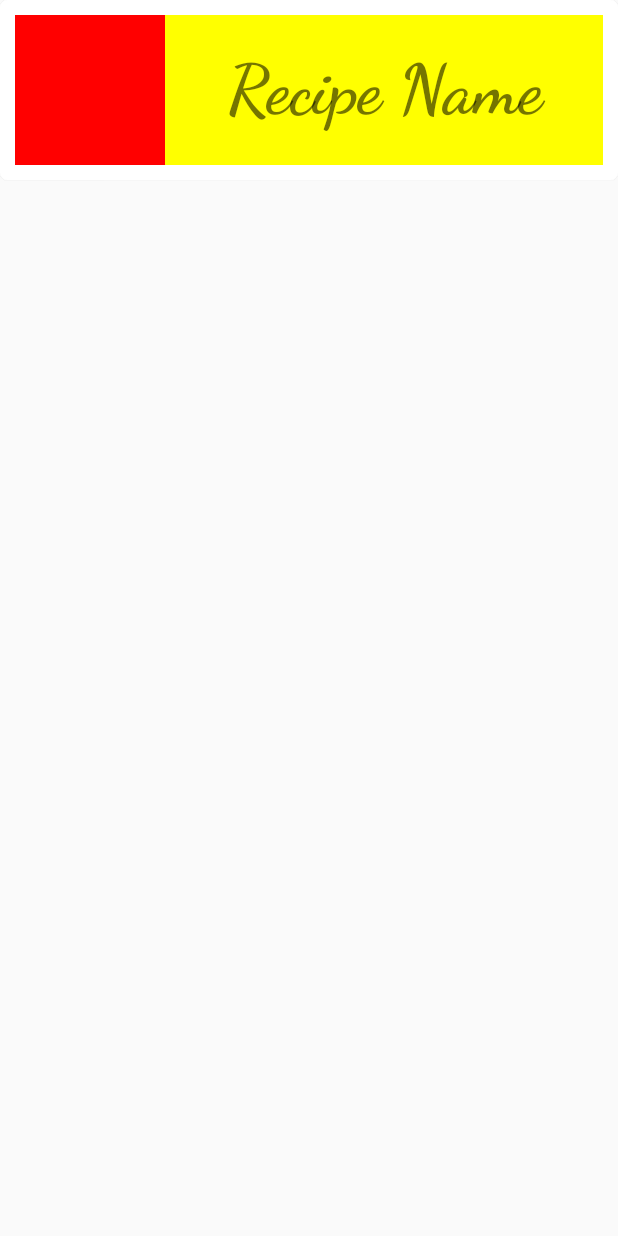
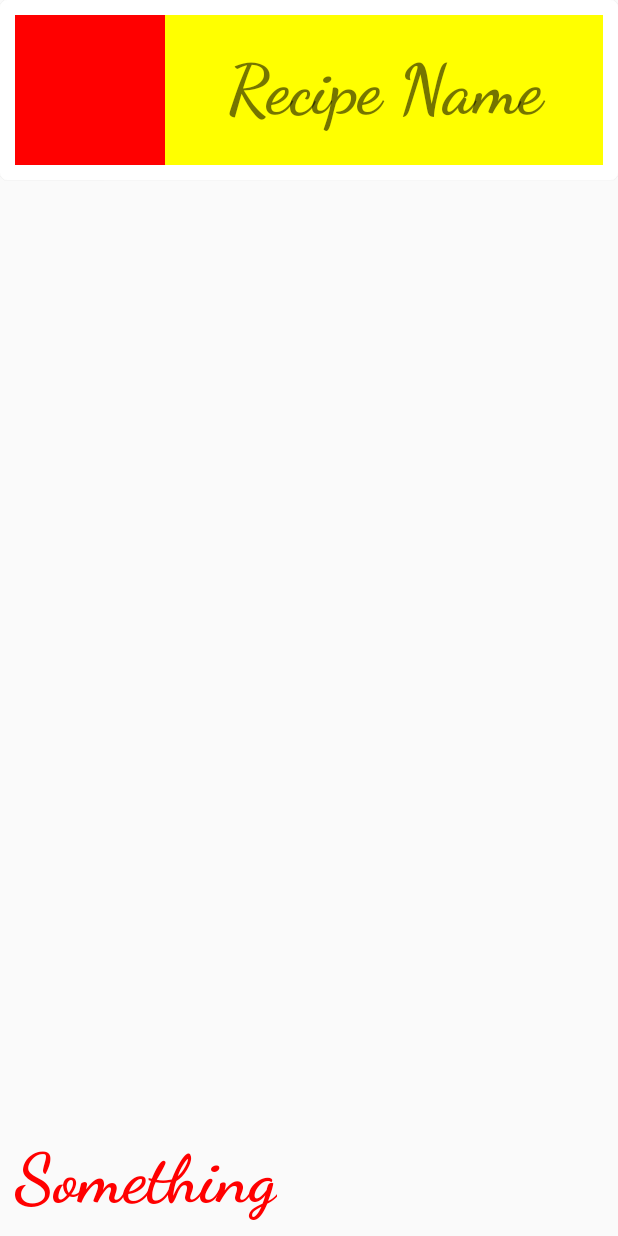
Before and after one commit to ericbbraga/baking_app, an Android app: the layout activity_description_recipe.xml on its own in the app's theme, with its tools: preview values and no code run, on a phone screen of 412 x 824 dp. Run offline under Robolectric (Android 15) with nearby library versions, the phone set to English and light mode, and no system bars.

Commit message:
Description Recipe done

```diff
--- a/BakingApp/app/src/main/java/ericbraga/bakingapp/interactor/implementation/LoadRecipeContents.java
+++ b/BakingApp/app/src/main/java/ericbraga/bakingapp/interactor/implementation/LoadRecipeContents.java
@@ -31,11 +31,11 @@ public class LoadRecipeContents<T> implements RecipeDisplayInteractor<T>,
 
     private String getBackground(Recipe recipe) {
         List<Step> steps = recipe.getSteps();
-
         String background = null;
 
-        if (steps.size() != 0) {
-            Step step = recipe.getSteps().get(steps.size() - 1);
+        int size = steps.size();
+        if (size != 0) {
+            Step step = steps.get(size - 1);
             String thumbnail = step.getThumbnailUrl();
             String videoUrl = step.getVideoUrl();
 
--- a/BakingApp/app/src/main/java/ericbraga/bakingapp/presenter/interfaces/DescriptionRecipeContract.java
+++ b/BakingApp/app/src/main/java/ericbraga/bakingapp/presenter/interfaces/DescriptionRecipeContract.java
@@ -13,14 +13,15 @@ public interface DescriptionRecipeContract {
         void detachView();
         void onResume();
         void onPause();
-        void onClickedItem(Step step);
+        void showMoreSteps();
     }
 
     interface View<T> {
         void showImageRecipe(T image);
         void showDescriptionRecipe(String recipeName);
         void showIngredients(List<Ingredient> ingredients);
-        void showSteps(List<Step>steps);
+        void showStepPreview(T image);
+        void showStepName(String title);
         void showMoreStepInfo(Step step);
     }
 
--- a/BakingApp/app/src/main/res/layout/activity_description_recipe.xml
+++ b/BakingApp/app/src/main/res/layout/activity_description_recipe.xml
@@ -34,7 +34,7 @@
                 android:gravity="center"
                 android:layout_toRightOf="@+id/description_recipe_image"
                 android:layout_toEndOf="@+id/description_recipe_image"
-                style="@style/RecipeStyle"
+                style="@style/TitleStyle"
                 tools:text="Recipe Name"
                 tools:background="#FFFF00"/>
         </RelativeLayout>
@@ -44,7 +44,8 @@
         android:id="@+id/description_ingredients"
         android:layout_width="0dp"
         android:layout_height="250dp"
-        android:padding="10dp"
+        android:layout_marginLeft="5dp"
+        android:layout_marginRight="5dp"
         app:layout_constraintTop_toBottomOf="@+id/cardView"
         app:layout_constraintLeft_toLeftOf="@+id/cardView"
         app:layout_constraintRight_toRightOf="@+id/cardView" />
@@ -52,10 +53,24 @@
     <ImageView
         android:id="@+id/description_steps_preview"
         android:layout_width="0dp"
-        android:layout_height="wrap_content"
-        android:padding="10dp"
+        android:layout_height="0dp"
+        android:scaleType="fitXY"
+        android:layout_marginBottom="10dp"
         app:layout_constraintTop_toBottomOf="@+id/description_ingredients"
         app:layout_constraintLeft_toLeftOf="@+id/description_ingredients"
         app:layout_constraintRight_toRightOf="@+id/description_ingredients"
-        app:layout_constraintBottom_toBottomOf="parent"/>
+        app:layout_constraintBottom_toBottomOf="parent"
+        android:contentDescription="TODO" />
+
+    <TextView
+        android:id="@+id/description_steps_preview_title"
+        android:layout_width="wrap_content"
+        android:layout_height="wrap_content"
+        app:layout_constraintBottom_toBottomOf="@+id/description_steps_preview"
+        android:textColor="@color/colorAccent"
+        android:paddingLeft="10dp"
+        android:layout_marginStart="10dp"
+        style="@style/TitleStyle"
+        tools:text="Something"
+        tools:textColor="#FF0000" />
 </android.support.constraint.ConstraintLayout>
--- a/BakingApp/app/src/main/res/layout/baking_element.xml
+++ b/BakingApp/app/src/main/res/layout/baking_element.xml
@@ -46,7 +46,7 @@
                 android:layout_alignBottom="@+id/baking_element_banner"
                 android:textColor="@color/colorAccent"
                 android:layout_marginLeft="5dp"
-                style="@style/RecipeStyle"
+                style="@style/TitleStyle"
                 tools:text="Something" />
         </RelativeLayout>
 
--- a/BakingApp/app/src/main/res/values/styles.xml
+++ b/BakingApp/app/src/main/res/values/styles.xml
@@ -9,7 +9,7 @@
         <item name="cardViewStyle">@style/CardView</item>
     </style>
 
-    <style name="RecipeStyle">
+    <style name="TitleStyle">
         <item name="android:fontFamily">cursive</item>
         <item name="android:textSize">45sp</item>
         <item name="android:textStyle">bold</item>
```
Also changed, not shown: BakingApp/app/src/main/java/ericbraga/bakingapp/environment/android/activities/DescriptionRecipeActivity.java (+36 -19 lines), BakingApp/app/src/main/java/ericbraga/bakingapp/environment/android/view/IngredientsAdapter.java (+6 -1 lines), BakingApp/app/src/main/java/ericbraga/bakingapp/interactor/implementation/LoadStepContent.java (added, +54 -0 lines), BakingApp/app/src/main/java/ericbraga/bakingapp/interactor/interfaces/StepInteractor.java (added, +13 -0 lines), BakingApp/app/src/main/java/ericbraga/bakingapp/presenter/DescriptionPresenter.java (+55 -20 lines).
